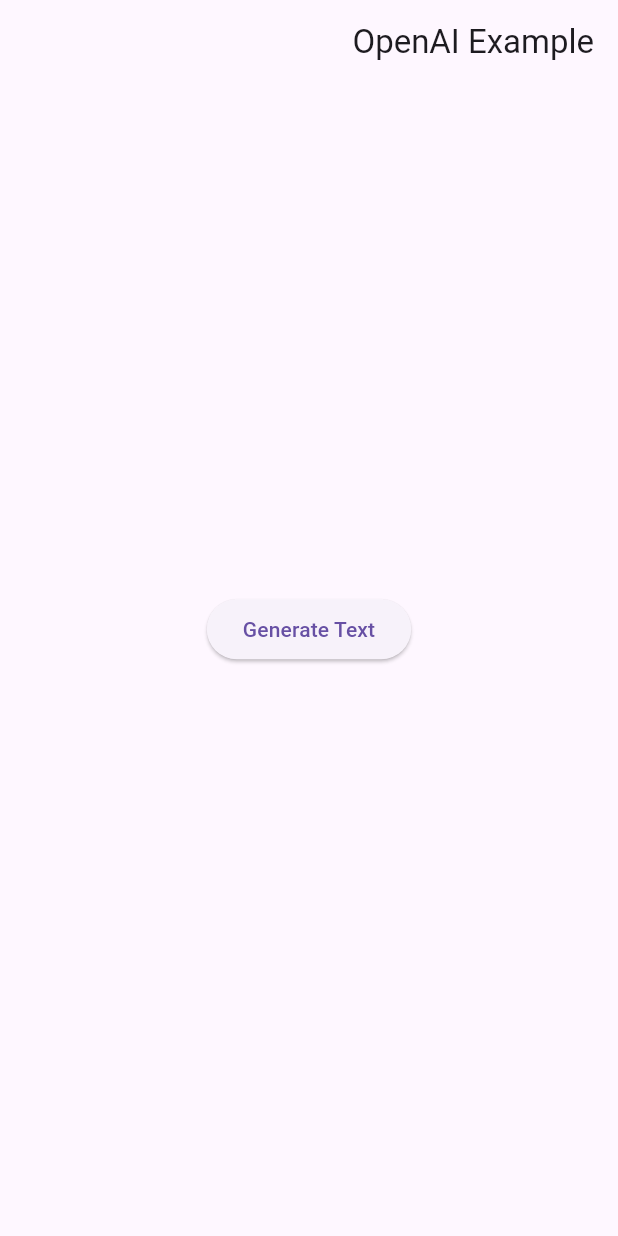
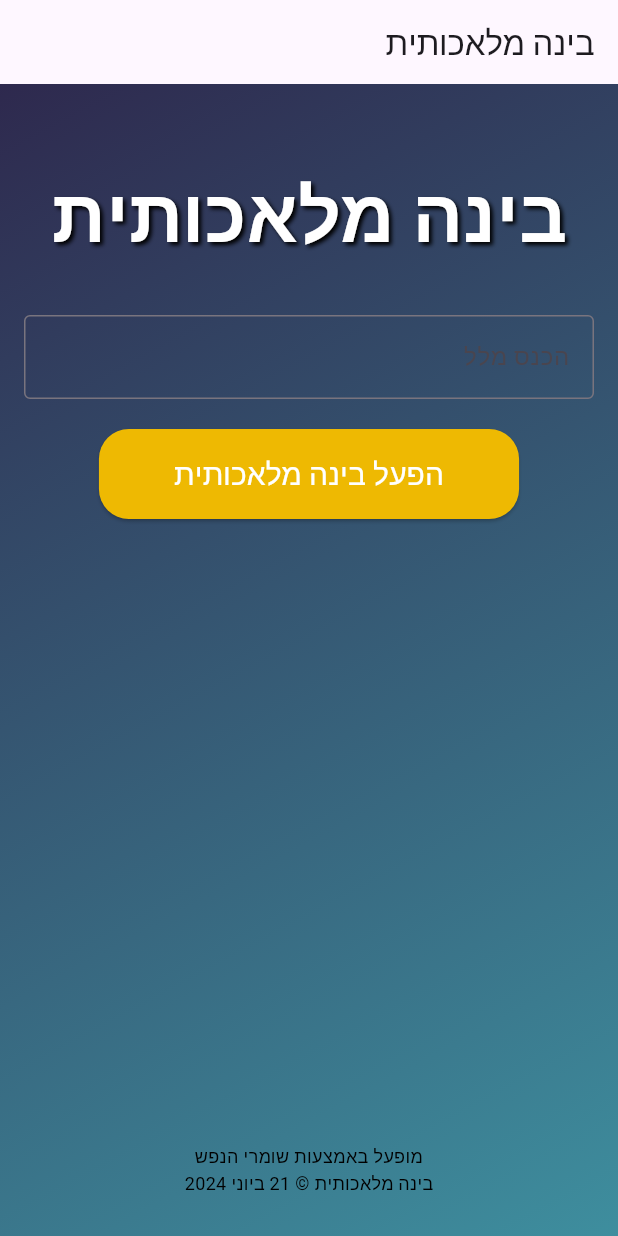
Before and after one commit to isaacGrinboim/AndroidProject, a Flutter app: the MyHomePage screen opened directly, on a phone screen of 412 x 824 dp. Run offline on Flutter 3.47's test engine with Material 3 defaults, Android fonts, the phone set to English and light mode, and no system bars.

Commit message:
Add files via upload

```diff
--- a/untitled/lib/Koren/emoGuardiansNLP/main.dart
+++ b/untitled/lib/Koren/emoGuardiansNLP/main.dart
@@ -1,18 +1,13 @@
 import 'package:flutter/material.dart';
-import 'openai_service.dart';
+import 'nlp_service.dart';
 
-void main() {
-  runApp(MyApp());
-}
+void main() => runApp(MyApp());
 
 class MyApp extends StatelessWidget {
   @override
   Widget build(BuildContext context) {
     return MaterialApp(
-      title: 'OpenAI Example',
-      theme: ThemeData(
-        primarySwatch: Colors.blue,
-      ),
+      title: 'בינה מלאכותית',
       home: MyHomePage(),
     );
   }
@@ -24,19 +19,28 @@
 }
 
 class _MyHomePageState extends State<MyHomePage> {
-  final OpenAIService openAIService = OpenAIService('YOUR_OPENAI_API_KEY');
+  final NLPService nlpService = NLPService('sk-hackathon-3YXOCwDaUbM5dVzG6y3mT3BlbkFJljboeREJxH78ISOOH5z6');
   String _generatedText = '';
-  String myInput = 'Translate the following English text to French: "Hello, how are you?"';
+  String _userInput = '';
+  bool _isLoading = false;
 
   void _generateText() async {
+    setState(() {
+      _isLoading = true;
+    });
+
     try {
-      final text = await openAIService.emoGuardiansNLP(myInput);
+      final text = await nlpService.emoGuardiansNLP(_userInput);
       setState(() {
         _generatedText = text;
       });
     } catch (e) {
       setState(() {
         _generatedText = 'Error: $e';
+      });
+    } finally {
+      setState(() {
+        _isLoading = false;
       });
     }
   }
@@ -45,25 +49,101 @@
   Widget build(BuildContext context) {
     return Scaffold(
       appBar: AppBar(
-        title: Text('OpenAI Example'),
+        title: Text('בינה מלאכותית'),
       ),
-      body: Center(
-        child: Padding(
-          padding: const EdgeInsets.all(16.0),
-          child: Column(
-            mainAxisAlignment: MainAxisAlignment.center,
-            children: <Widget>[
-              ElevatedButton(
+      body: Container(
+        decoration: BoxDecoration(
+          gradient: LinearGradient(
+            begin: Alignment.topLeft,
+            end: Alignment.bottomRight,
+            colors: [
+              Color(0xFF2E294E),
+              Color(0xFF3E8E9E),
+            ],
+          ),
+        ),
+        child: Column(
+          crossAxisAlignment: CrossAxisAlignment.stretch,
+          children: <Widget>[
+            SizedBox(height: 50.0),
+            Center(
+              child: Text(
+                'בינה מלאכותית',
+                style: TextStyle(
+                  color: Colors.white,
+                  fontSize: 50.0,
+                  fontWeight: FontWeight.bold,
+                  shadows: [
+                    Shadow(
+                      offset: Offset(2.0, 2.0),
+                      blurRadius: 3.0,
+                      color: Colors.black,
+                    ),
+                  ],
+                ),
+              ),
+            ),
+            SizedBox(height: 30.0),
+            Padding(
+              padding: const EdgeInsets.symmetric(horizontal: 16.0),
+              child: TextField(
+                onChanged: (value) {
+                  _userInput = value;
+                },
+                decoration: InputDecoration(
+                  border: OutlineInputBorder(),
+                  labelText: 'הכנס מלל',
+                ),
+              ),
+            ),
+            SizedBox(height: 20),
+            Center(
+              child: ElevatedButton(
+                style: ElevatedButton.styleFrom(
+                  backgroundColor: Color(0xFFEEB902),
+                  foregroundColor: Colors.white,
+                  shape: RoundedRectangleBorder(
+                    borderRadius: BorderRadius.circular(20.0),
+                  ),
+                  padding: EdgeInsets.symmetric(
+                    vertical: 15.0,
+                    horizontal: 50.0,
+                  ),
+                ),
                 onPressed: _generateText,
-                child: Text('Generate Text'),
+                child: Text(
+                  'הפעל בינה מלאכותית',
+                  style: TextStyle(fontSize: 20.0),
+                ),
               ),
-              SizedBox(height: 20),
-              Text(
+            ),
+            SizedBox(height: 20),
+            Center(
+              child: _isLoading
+                  ? CircularProgressIndicator()
+                  : Text(
                 _generatedText,
                 textAlign: TextAlign.center,
+                style: TextStyle(
+                  color: Colors.white,
+                  fontSize: 18.0,
+                ),
               ),
-            ],
-          ),
+            ),
+            Expanded(child: SizedBox()),
+            Padding(
+              padding: EdgeInsets.all(16.0),
+              child: Text(
+                'מופעל באמצעות שומרי הנפש\nבינה מלאכותית © 21 ביוני 2024',
+                textAlign: TextAlign.center,
+                style: TextStyle(
+                  color: Colors.black,
+                  fontSize: 12.0,
+                ),
+              ),
+            ),
+            SizedBox(height: 10.0),
+          ],
         ),
       ),
     );
--- /dev/null
+++ b/untitled/lib/Koren/emoGuardiansNLP/nlp_service.dart
@@ -0,0 +1,34 @@
+import 'package:http/http.dart' as http;
+import 'dart:convert';
+
+class NLPService {
+  final String apiKey;
+
+  NLPService(this.apiKey);
+
+  Future<String> emoGuardiansNLP(String input) async {
+    final url = Uri.parse('https://api.openai.com/v1/chat/completions');
+
+    final response = await http.post(
+      url,
+      headers: {
+        'Content-Type': 'application/json',
+        'Authorization': 'Bearer $apiKey',
+      },
+      body: json.encode({
+        'model': 'gpt-3.5-turbo',
+        'messages': [
+          {'role': 'user', 'content': input}
+        ],
+        'max_tokens': 50,
+      }),
+    );
+
+    if (response.statusCode == 200) {
+      final data = json.decode(response.body);
+      return data['choices'][0]['message']['content'];
+    } else {
+      throw Exception('Failed to generate text: ${response.body}');
+    }
+  }
+}
```
Also changed, not shown: untitled/lib/Koren/emoGuardiansNLP/pubspec.yaml (added, +91 -0 lines).
